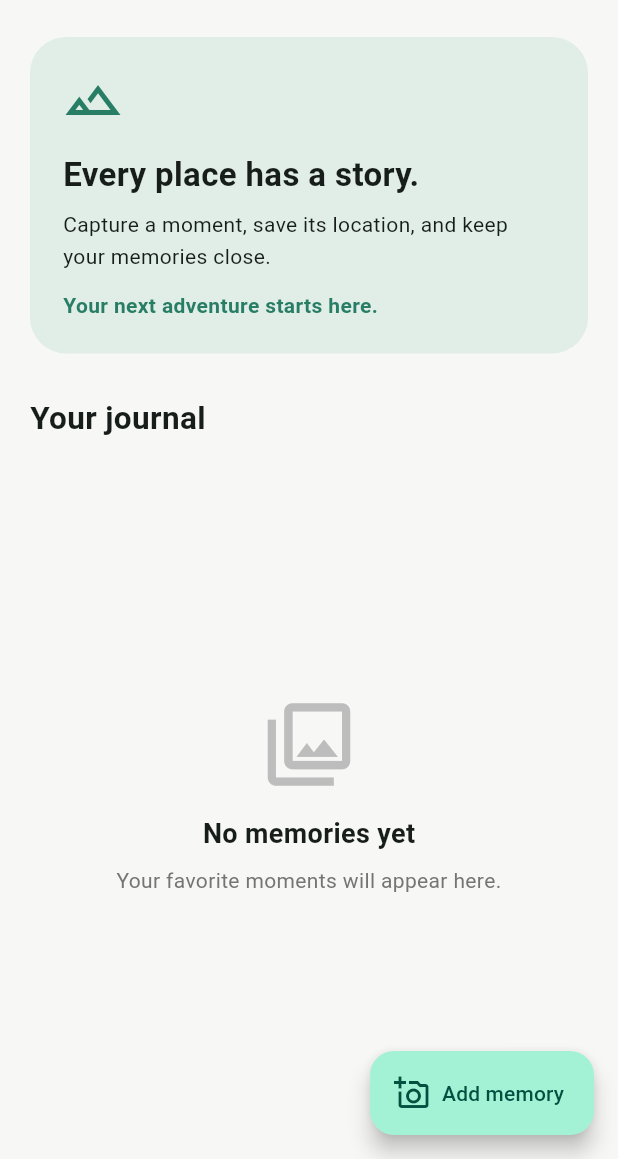
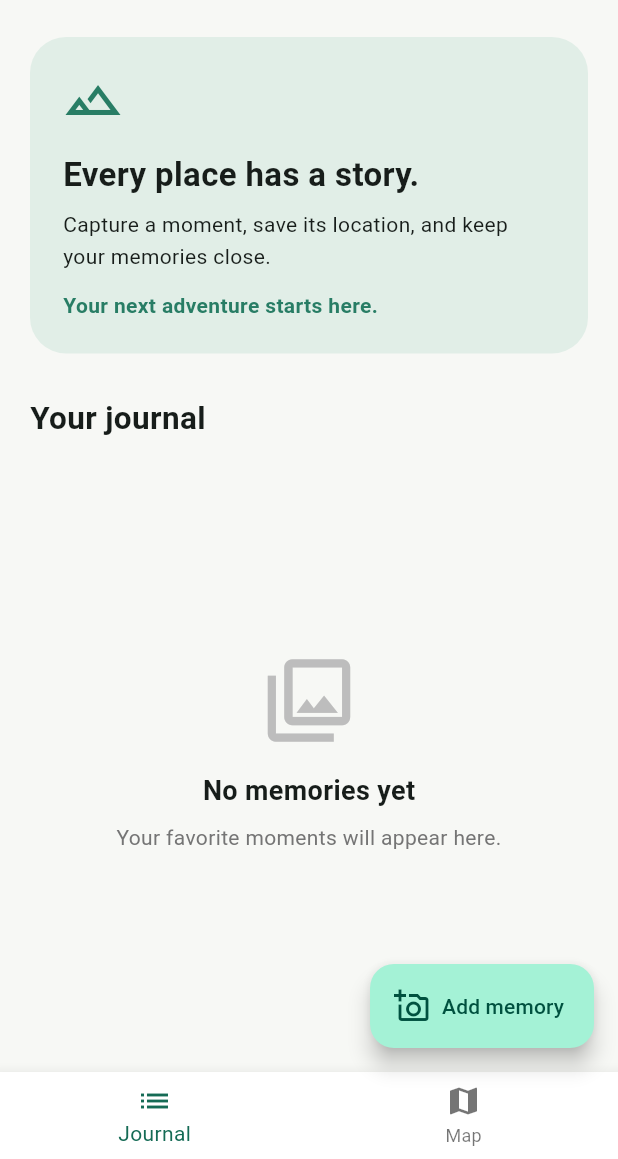
Before and after one commit to milandahal1000/GeoDiary, a Flutter app: the screen it shows after launch, after a tap on the "settings" icon, on a phone screen of 412 x 824 dp, the part 77-1236 px from its top. Run offline on Flutter 3.47's test engine with Material 3 defaults, Android fonts, the phone set to English and light mode, and no system bars.

Commit message:
named route and design updated

```diff
--- /dev/null
+++ b/lib/features/journal/presentation/pages/journal_page.dart
@@ -0,0 +1,156 @@
+import 'package:flutter/material.dart';
+import 'package:geodiary/routes/route_names.dart';
+
+/// The journal/home screen displays a list of memories.
+class JournalPage extends StatelessWidget {
+  const JournalPage({super.key});
+
+  @override
+  Widget build(BuildContext context) {
+    return Scaffold(
+      appBar: AppBar(
+        title: const Column(
+          crossAxisAlignment: CrossAxisAlignment.start,
+          children: [
+            Text(
+              'GeoDiary',
+              style: TextStyle(fontWeight: FontWeight.bold, fontSize: 25),
+            ),
+            Text('Your memories, mapped.', style: TextStyle(fontSize: 13)),
+          ],
+        ),
+        actions: [
+          IconButton(
+            onPressed: () {},
+            tooltip: 'Settings',
+            icon: const Icon(Icons.settings_outlined),
+          ),
+        ],
+      ),
+      body: SafeArea(
+        child: Padding(
+          padding: const EdgeInsets.all(20),
+          child: Column(
+            crossAxisAlignment: CrossAxisAlignment.start,
+            children: [
+              Container(
+                width: double.infinity,
+                padding: const EdgeInsets.all(22),
+                decoration: BoxDecoration(
+                  color: const Color(0xFFE1EEE7),
+                  borderRadius: BorderRadius.circular(24),
+                ),
+                child: const Column(
+                  crossAxisAlignment: CrossAxisAlignment.start,
+                  children: [
+                    Icon(
+                      Icons.landscape_outlined,
+                      size: 40,
+                      color: Color(0xFF287D65),
+                    ),
+                    SizedBox(height: 14),
+                    Text(
+                      'Every place has a story.',
+                      style: TextStyle(
+                        fontSize: 22,
+                        fontWeight: FontWeight.bold,
+                      ),
+                    ),
+                    SizedBox(height: 8),
+                    Text(
+                      'Capture a moment, save its location, '
+                      'and keep your memories close.',
+                      style: TextStyle(fontSize: 14, height: 1.5),
+                    ),
+                    SizedBox(height: 12),
+                    Text(
+                      'Your next adventure starts here.',
+                      style: TextStyle(
+                        color: Color(0xFF287D65),
+                        fontWeight: FontWeight.w600,
+                      ),
+                    ),
+                  ],
+                ),
+              ),
+              const SizedBox(height: 28),
+              const Text(
+                'Your journal',
+                style: TextStyle(fontSize: 21, fontWeight: FontWeight.bold),
+              ),
+              const SizedBox(height: 14),
+              Expanded(
+                child: Center(
+                  child: Column(
+                    mainAxisSize: MainAxisSize.min,
+                    children: [
+                      Icon(
+                        Icons.photo_library_outlined,
+                        size: 66,
+                        color: Colors.grey.shade400,
+                      ),
+                      const SizedBox(height: 14),
+                      const Text(
+                        'No memories yet',
+                        style: TextStyle(
+                          fontSize: 18,
+                          fontWeight: FontWeight.w600,
+                        ),
+                      ),
+                      const SizedBox(height: 8),
+                      Text(
+                        'Your favorite moments will appear here.',
+                        textAlign: TextAlign.center,
+                        style: TextStyle(color: Colors.grey.shade600),
+                      ),
+                    ],
+                  ),
+                ),
+              ),
+            ],
+          ),
+        ),
+      ),
+      floatingActionButton: FloatingActionButton.extended(
+        onPressed: () {
+          // Navigate to add memory screen
+          Navigator.of(context).pushNamed(RouteNames.addMemory);
+        },
+        icon: const Icon(Icons.add_a_photo_outlined),
+        label: const Text('Add memory'),
+      ),
+      bottomNavigationBar: _buildBottomNavigationBar(context),
+    );
+  }
+
+  Widget _buildBottomNavigationBar(BuildContext context) {
+    return BottomNavigationBar(
+      currentIndex: _selectedIndex(context),
+      onTap: (index) => _onItemTapped(context, index),
+      items: const [
+        BottomNavigationBarItem(icon: Icon(Icons.list), label: 'Journal'),
+        BottomNavigationBarItem(icon: Icon(Icons.map), label: 'Map'),
+      ],
+    );
+  }
+
+  int _selectedIndex(BuildContext context) {
+    // Assuming we are in the journal page, index 0
+    return 0;
+  }
+
+  void _onItemTapped(BuildContext context, int index) {
+    switch (index) {
+      case 0:
+        // Journal
+        if (ModalRoute.of(context)?.settings.name != RouteNames.journal) {
+          Navigator.of(context).pushReplacementNamed(RouteNames.journal);
+        }
+        break;
+      case 1:
+        // Map
+        Navigator.of(context).pushNamed(RouteNames.map);
+        break;
+    }
+  }
+}
--- a/lib/main.dart
+++ b/lib/main.dart
@@ -1,5 +1,6 @@
-
 import 'package:flutter/material.dart';
+import 'package:geodiary/routes/app_routes.dart';
+import 'package:geodiary/theme/app_theme.dart';
 
 void main() {
   runApp(const GeoDiaryApp());
@@ -13,154 +14,15 @@ class GeoDiaryApp extends StatelessWidget {
     return MaterialApp(
       title: 'GeoDiary',
       debugShowCheckedModeBanner: false,
-      theme: ThemeData(
-        useMaterial3: true,
-        colorScheme: ColorScheme.fromSeed(
-          seedColor: const Color(0xFF287D65),
-          brightness: Brightness.light,
+      theme: AppTheme.lightTheme(),
+      routes: AppRoutes.getRoutes(),
+      onGenerateRoute: AppRoutes.onGenerateRoute,
+      // Handle unknown routes gracefully
+      onUnknownRoute: (settings) => MaterialPageRoute(
+        builder: (_) => Scaffold(
+          appBar: AppBar(title: const Text('Route not found')),
+          body: const Center(child: Text('The requested route was not found.')),
         ),
-        scaffoldBackgroundColor: const Color(0xFFF7F8F5),
-        appBarTheme: const AppBarTheme(
-          backgroundColor: Color(0xFFF7F8F5),
-          elevation: 0,
-          centerTitle: false,
-        ),
-      ),
-      home: const HomeScreen(),
-    );
-  }
-}
-
-class HomeScreen extends StatelessWidget {
-  const HomeScreen({super.key});
-
-  @override
-  Widget build(BuildContext context) {
-    return Scaffold(
-      appBar: AppBar(
-        title: const Column(
-          crossAxisAlignment: CrossAxisAlignment.start,
-          children: [
-            Text(
-              'GeoDiary',
-              style: TextStyle(
-                fontWeight: FontWeight.bold,
-                fontSize: 25,
-              ),
-            ),
-            Text(
-              'Your memories, mapped.',
-              style: TextStyle(fontSize: 13),
-            ),
-          ],
-        ),
-        actions: [
-          IconButton(
-            onPressed: () {},
-            tooltip: 'Settings',
-            icon: const Icon(Icons.settings_outlined),
-          ),
-        ],
-      ),
-      body: SafeArea(
-        child: Padding(
-          padding: const EdgeInsets.all(20),
-          child: Column(
-            crossAxisAlignment: CrossAxisAlignment.start,
-            children: [
-              Container(
-                width: double.infinity,
-                padding: const EdgeInsets.all(22),
-                decoration: BoxDecoration(
-                  color: const Color(0xFFE1EEE7),
-                  borderRadius: BorderRadius.circular(24),
-                ),
-                child: const Column(
-                  crossAxisAlignment: CrossAxisAlignment.start,
-                  children: [
-                    Icon(
-                      Icons.landscape_outlined,
-                      size: 40,
-                      color: Color(0xFF287D65),
-                    ),
-                    SizedBox(height: 14),
-                    Text(
-                      'Every place has a story.',
-                      style: TextStyle(
-                        fontSize: 22,
-                        fontWeight: FontWeight.bold,
-                      ),
-                    ),
-                    SizedBox(height: 8),
-                    Text(
-                      'Capture a moment, save its location, '
-                      'and keep your memories close.',
-                      style: TextStyle(fontSize: 14, height: 1.5),
-                    ),
-                    SizedBox(height: 12),
-                    Text(
-                      'Your next adventure starts here.',
-                      style: TextStyle(
-                        color: Color(0xFF287D65),
-                        fontWeight: FontWeight.w600,
-                      ),
-                    ),
-                  ],
-                ),
-              ),
-              const SizedBox(height: 28),
-              const Text(
-                'Your journal',
-                style: TextStyle(
-                  fontSize: 21,
-                  fontWeight: FontWeight.bold,
-                ),
-              ),
-              const SizedBox(height: 14),
-              Expanded(
-                child: Center(
-                  child: Column(
-                    mainAxisSize: MainAxisSize.min,
-                    children: [
-                      Icon(
-                        Icons.photo_library_outlined,
-                        size: 66,
-                        color: Colors.grey.shade400,
-                      ),
-                      const SizedBox(height: 14),
-                      const Text(
-                        'No memories yet',
-                        style: TextStyle(
-                          fontSize: 18,
-                          fontWeight: FontWeight.w600,
-                        ),
-                      ),
-                      const SizedBox(height: 8),
-                      Text(
-                        'Your favorite moments will appear here.',
-                        textAlign: TextAlign.center,
-                        style: TextStyle(
-                          color: Colors.grey.shade600,
-                        ),
-                      ),
-                    ],
-                  ),
-                ),
-              ),
-            ],
-          ),
-        ),
-      ),
-      floatingActionButton: FloatingActionButton.extended(
-        onPressed: () {
-          ScaffoldMessenger.of(context).showSnackBar(
-            const SnackBar(
-              content: Text('Your memory creation screen is coming next!'),
-            ),
-          );
-        },
-        icon: const Icon(Icons.add_a_photo_outlined),
-        label: const Text('Add memory'),
       ),
     );
   }
--- /dev/null
+++ b/lib/routes/app_routes.dart
@@ -0,0 +1,23 @@
+import 'package:flutter/material.dart';
+import 'package:geodiary/features/journal/presentation/pages/journal_page.dart';
+import 'package:geodiary/features/map/presentation/pages/map_page.dart';
+import 'package:geodiary/routes/route_names.dart';
+
+/// Defines the application routes and navigation.
+class AppRoutes {
+  /// Returns the route table for the application.
+  static Map<String, WidgetBuilder> getRoutes() {
+    return {
+      RouteNames.journal: (_) => const JournalPage(),
+      RouteNames.map: (_) => const MapPage(),
+      // AddMemory, MemoryDetails, EditMemory will be added later.
+    };
+  }
+
+  /// Handles route generation for named routes.
+  static Route<dynamic>? onGenerateRoute(RouteSettings settings) {
+    // If you need to handle dynamic routes or transitions, implement here.
+    // For now, we rely on the static getRoutes map.
+    return null;
+  }
+}
--- /dev/null
+++ b/lib/routes/route_names.dart
@@ -0,0 +1,19 @@
+/// Route names for the GeoDiary app.
+///
+/// Use these constants to navigate between screens.
+class RouteNames {
+  /// The journal/home screen.
+  static const String journal = '/';
+
+  /// The add memory screen.
+  static const String addMemory = '/add-memory';
+
+  /// The memory details screen.
+  static const String memoryDetails = '/memory-details';
+
+  /// The edit memory screen.
+  static const String editMemory = '/edit-memory';
+
+  /// The map screen.
+  static const String map = '/map';
+}
--- /dev/null
+++ b/lib/theme/app_colors.dart
@@ -0,0 +1,29 @@
+/// App colors extracted from the design specification.
+class AppColors {
+  /// Primary green: #287D65
+  static const int primaryGreen = 0xFF287D65;
+
+  /// Deep green: #205B4C
+  static const int deepGreen = 0xFF205B4C;
+
+  /// Soft sage: #E1EEE7
+  static const int softSage = 0xFFE1EEE7;
+
+  /// Background: #F7F8F5
+  static const int background = 0xFFF7F8F5;
+
+  /// Surface: #FFFFFF
+  static const int surface = 0xFFFFFFFF;
+
+  /// Main text: #202622
+  static const int mainText = 0xFF202622;
+
+  /// Secondary text: #66716A
+  static const int secondaryText = 0xFF66716A;
+
+  /// Divider: #E2E7E2
+  static const int divider = 0xFFE2E7E2;
+
+  /// Error: #B3261E
+  static const int error = 0xFFB3261E;
+}
--- /dev/null
+++ b/lib/theme/app_theme.dart
@@ -0,0 +1,23 @@
+import 'package:flutter/material.dart';
+
+import 'app_colors.dart';
+
+/// The application theme built from the design specification.
+class AppTheme {
+  /// Returns the light theme data.
+  static ThemeData lightTheme() {
+    return ThemeData(
+      useMaterial3: true,
+      colorScheme: ColorScheme.fromSeed(
+        seedColor: Color(AppColors.primaryGreen),
+        brightness: Brightness.light,
+      ).copyWith(surface: Color(AppColors.surface)),
+      scaffoldBackgroundColor: Color(AppColors.background),
+      appBarTheme: const AppBarTheme(
+        backgroundColor: Color(0xFFF7F8F5), // matches background
+        elevation: 0,
+        centerTitle: false,
+      ),
+    );
+  }
+}
--- a/pubspec.yaml
+++ b/pubspec.yaml
@@ -42,6 +42,8 @@ dependencies:
   path_provider: ^2.1.6
   flutter_map: ^8.3.2
   latlong2: ^0.10.1
+  flutter_bloc: ^9.1.1
+  equatable: ^3.0.0
 
 dev_dependencies:
   flutter_test:
```
Also changed, not shown: lib/features/map/presentation/pages/map_page.dart (added, +60 -0 lines), pubspec.lock, 1 other file.
